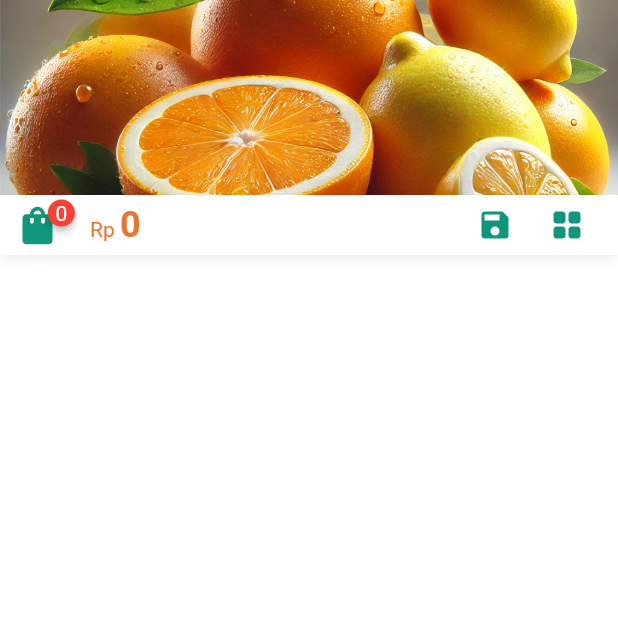
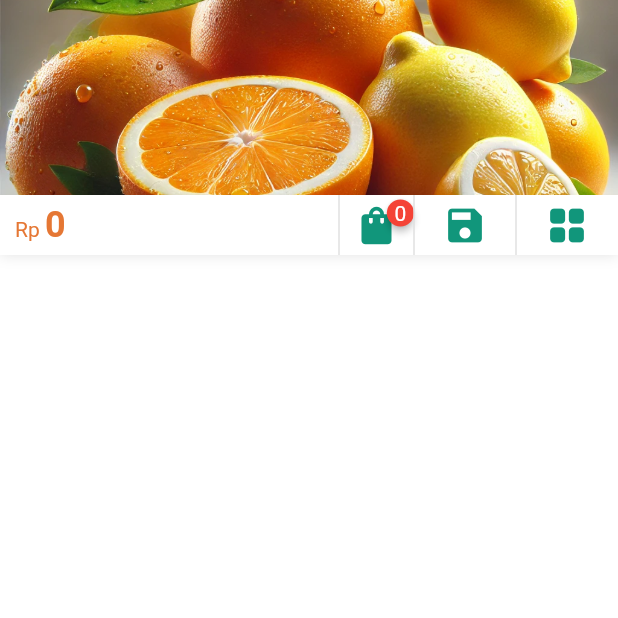
Before and after one commit to wicaksonotia/flutter-stmj-himalaya, a Flutter app: the screen it shows after launch, on a phone screen of 412 x 824 dp, the top half of it. Run offline on Flutter 3.47's test engine with Material 3 defaults, Android fonts, the phone set to English and light mode, and no system bars; drawn by our look-alikes of badges; our stand-ins replace animate_do, dio, gap, get, shared_preferences, shimmer; network calls fail.

Commit message:
update design add/remove qty

```diff
--- a/lib/pages/product/product.dart
+++ b/lib/pages/product/product.dart
@@ -55,24 +55,6 @@ class ProductPage extends StatelessWidget {
                         },
                         child: Row(
                           children: [
-                            badges.Badge(
-                              badgeContent: Text(
-                                cartController.totalAllQuantity.value
-                                    .toString(),
-                                style: TextStyle(color: Colors.white),
-                              ),
-                              badgeAnimation: badges.BadgeAnimation.fade(
-                                  animationDuration:
-                                      Duration(milliseconds: 400)),
-                              child: Icon(
-                                Icons.shopping_bag,
-                                color: MyColors.green,
-                                size: 30,
-                              ),
-                            ),
-                            const SizedBox(
-                              width: 20,
-                            ),
                             RichText(
                               text: TextSpan(
                                 text: 'Rp ',
@@ -97,12 +79,32 @@ class ProductPage extends StatelessWidget {
                         ),
                       ),
                       const Spacer(),
+                      verticalSeparator(),
+                      badges.Badge(
+                        badgeContent: Text(
+                          cartController.totalAllQuantity.value.toString(),
+                          style: TextStyle(color: Colors.white),
+                        ),
+                        badgeAnimation: badges.BadgeAnimation.fade(
+                            animationDuration: Duration(milliseconds: 400)),
+                        child: Icon(
+                          Icons.shopping_bag,
+                          color: MyColors.green,
+                          size: 30,
+                        ),
+                      ),
+                      verticalSeparator(),
                       IconButton(
+                        padding: EdgeInsets.zero,
+                        iconSize: 30,
                         onPressed: () {},
                         icon: const Icon(Icons.save),
                         color: MyColors.green,
                       ),
+                      verticalSeparator(),
                       IconButton(
+                        padding: EdgeInsets.zero,
+                        iconSize: 30,
                         onPressed: () {
                           productController.toggleShowListGrid();
                         },
@@ -135,6 +137,14 @@ class ProductPage extends StatelessWidget {
       ),
     );
   }
+
+  VerticalDivider verticalSeparator() {
+    return VerticalDivider(
+      color: Colors.grey[300],
+      thickness: 1,
+      width: 20,
+    );
+  }
 }
 
 class _SliverAppBarDelegate extends SliverPersistentHeaderDelegate {
```
Also changed, not shown: lib/pages/product/cart.dart (+18 -18 lines), lib/pages/product/increment_and_decrement.dart (+14 -10 lines).
